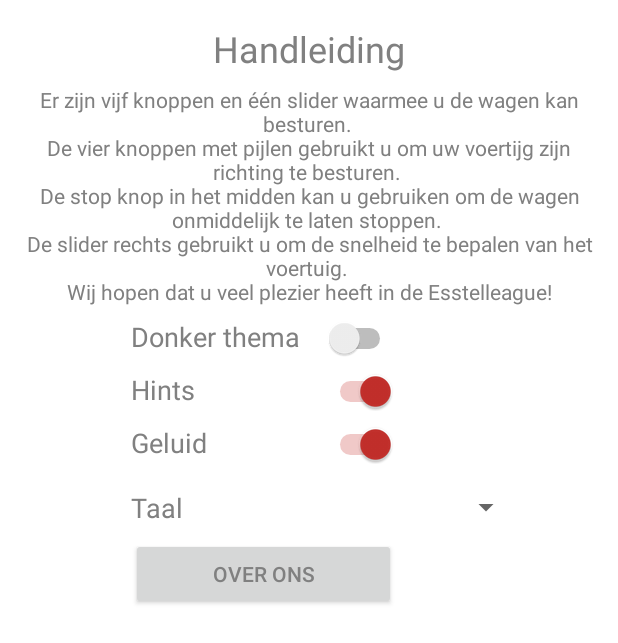
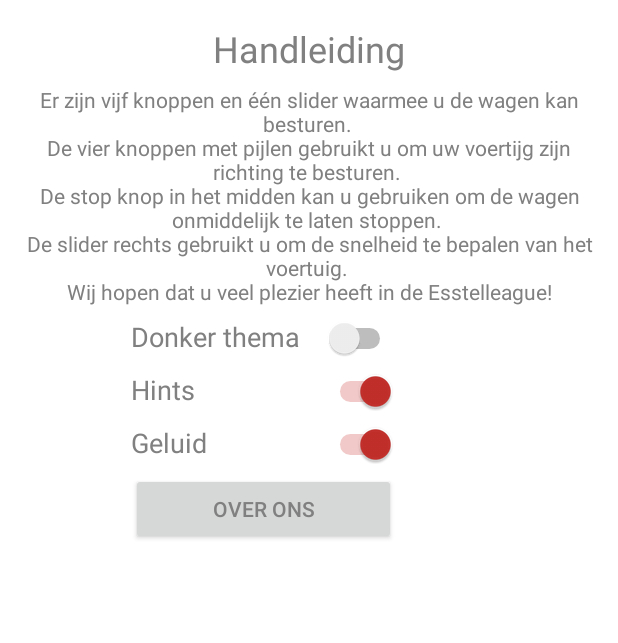
Before and after one commit to LucasDotEXE/Proftaak_1.4, an Android app: the layout fragment_settings.xml on its own in the app's theme, with its tools: preview values and no code run, on a phone screen of 412 x 824 dp. Shown: the top 643 px of the screen. Run offline under Robolectric (Android 15) with nearby library versions, the phone set to English and light mode, and no system bars.

Commit message:
Removed language in app and dark theme now instantly applies
Language can still be changed from android settings

```diff
--- a/Android Project/EstelingLayoutTest/app/src/main/res/layout/fragment_settings.xml
+++ b/Android Project/EstelingLayoutTest/app/src/main/res/layout/fragment_settings.xml
@@ -76,7 +76,7 @@
             android:textColor="?attr/textcolor"
             app:layout_constraintEnd_toEndOf="@+id/soundSwitch"
             app:layout_constraintStart_toStartOf="@+id/soundTitleText"
-            app:layout_constraintTop_toBottomOf="@+id/languageTitleText" />
+            app:layout_constraintTop_toBottomOf="@+id/soundTitleText" />
 
         <Switch
             android:id="@+id/soundSwitch"
@@ -86,26 +86,6 @@
             android:checked="true"
             app:layout_constraintEnd_toEndOf="@+id/hintsSwitch"
             app:layout_constraintTop_toBottomOf="@+id/hintsSwitch" />
-
-        <TextView
-            android:id="@+id/languageTitleText"
-            android:layout_width="wrap_content"
-            android:layout_height="wrap_content"
-            android:text="@string/languagetitle"
-            android:textColor="?attr/textcolor"
-            android:textSize="18sp"
-            app:layout_constraintStart_toStartOf="@+id/soundTitleText"
-            app:layout_constraintTop_toTopOf="@+id/languageSelecterSpinner" />
-
-        <Spinner
-            android:id="@+id/languageSelecterSpinner"
-            android:layout_width="0dp"
-            android:layout_height="wrap_content"
-            android:layout_marginTop="16dp"
-            android:layout_marginEnd="64dp"
-            app:layout_constraintEnd_toEndOf="parent"
-            app:layout_constraintStart_toStartOf="@+id/soundSwitch"
-            app:layout_constraintTop_toBottomOf="@+id/soundSwitch" />
 
         <TextView
             android:id="@+id/manualTitleText"
```
Also changed, not shown: Android Project/EstelingLayoutTest/app/src/main/java/com/example/estelinglayouttest/MainActivity.java (+5 -5 lines), Android Project/EstelingLayoutTest/app/src/main/java/com/example/estelinglayouttest/SettingsFragment.java (+12 -34 lines).
